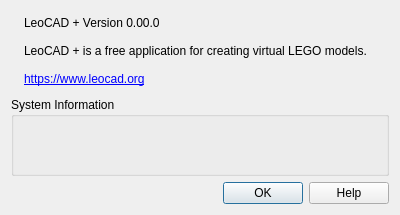
nathaneltitane/studworks, file common/lc_aboutdialog.ui: the form before one commit.
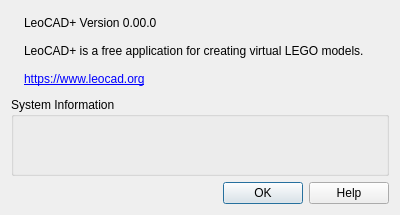
The form after the commit. Icons and pictures are not drawn.

Commit message: Write the application name as LeoCAD+

```diff
--- a/common/lc_aboutdialog.ui
+++ b/common/lc_aboutdialog.ui
@@ -45,14 +45,14 @@
             <string>LeoCAD + version running on this computer.</string>
            </property>
            <property name="text">
-            <string>LeoCAD + Version 0.00.0</string>
+            <string>LeoCAD+ Version 0.00.0</string>
            </property>
           </widget>
          </item>
          <item>
           <widget class="QLabel" name="label_4">
            <property name="text">
-            <string>LeoCAD + is a free application for creating virtual LEGO models.</string>
+            <string>LeoCAD+ is a free application for creating virtual LEGO models.</string>
            </property>
            <property name="wordWrap">
             <bool>true</bool>
```
Left out of the diff: 6 changed lines with no effect on the pictures. The commit also changes 5 other files.
